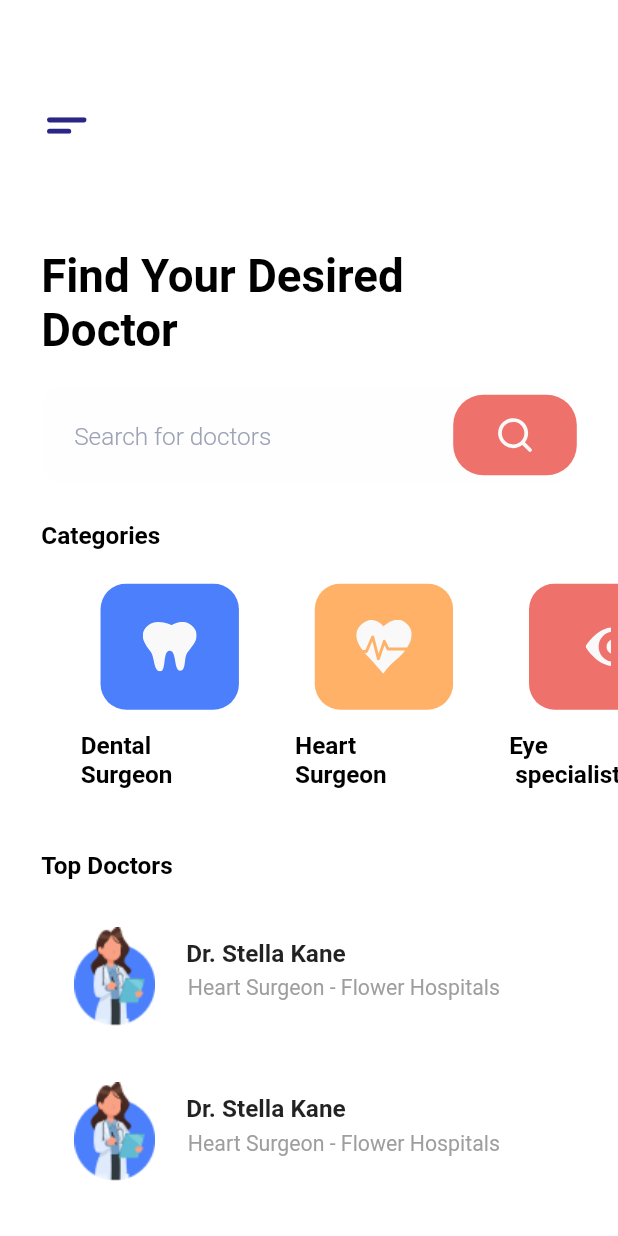
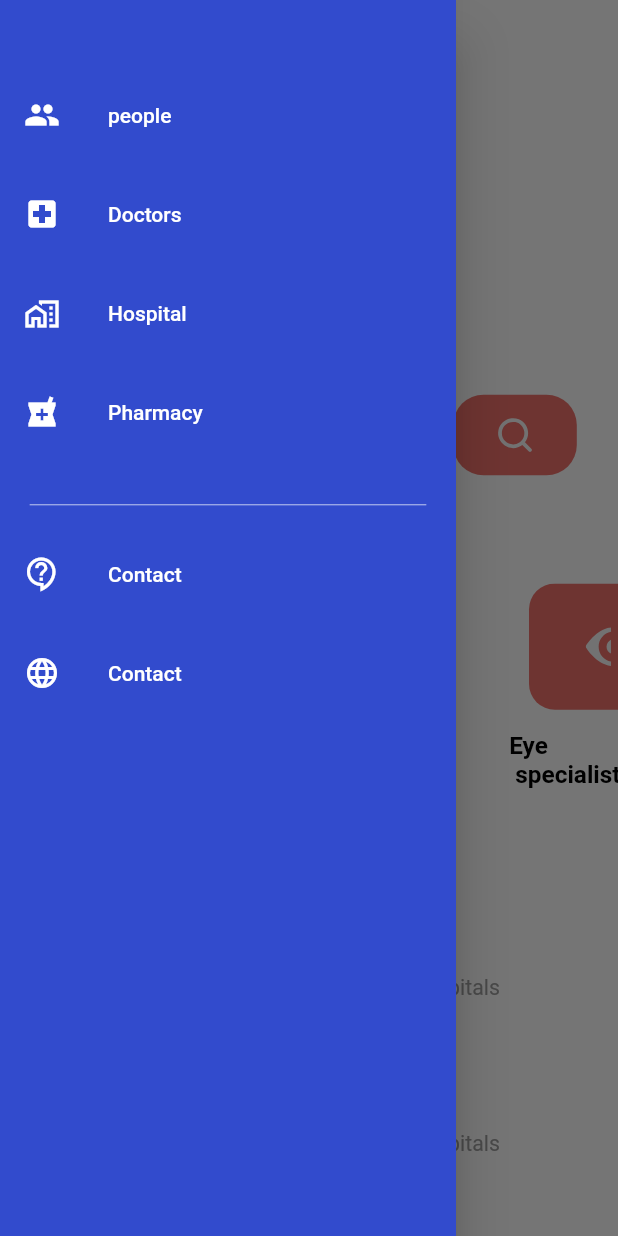
Before and after one commit to chakibdzm/DoctorAPP-Ui, a Flutter app: the HomePage screen opened directly, with the side drawer open (before the commit the screen has no drawer), on a phone screen of 412 x 824 dp. Run offline on Flutter 3.47's test engine with Material 2 defaults, Android fonts, the phone set to English and light mode, and no system bars; our stand-ins replace flutter_svg; Roboto replaces fonts that are missing (GTWalsheimPro).

Commit message:
Side menu creation

```diff
--- /dev/null
+++ b/lib/Screens/home/Side_menu.dart
@@ -0,0 +1,76 @@
+import 'package:doctor/size_config.dart';
+import 'package:flutter/material.dart';
+class SideMenu extends StatefulWidget {
+  const SideMenu({Key? key}) : super(key: key);
+
+  @override
+  State<SideMenu> createState() => _SideMenuState();
+}
+
+class _SideMenuState extends State<SideMenu> {
+  @override
+  Widget build(BuildContext context) {
+    return Drawer(
+      child: Material(
+        color: Color.fromRGBO(50, 75, 205, 1),
+        child: ListView(
+          children: [
+            SizedBox(height: getHeight(48),),
+            buildMenu(
+              txt: 'people',
+              icon:Icons.people,
+            ),
+            SizedBox(height: getHeight(10),),
+            buildMenu(
+              txt: 'Doctors',
+              icon:Icons.local_hospital,
+            ),
+            SizedBox(height: getHeight(10),),
+            buildMenu(
+              txt: 'Hospital',
+                icon:Icons.maps_home_work_outlined,
+            ),
+            SizedBox(height: getHeight(10),),
+            buildMenu(
+              txt: 'Pharmacy',
+              icon:Icons.local_pharmacy,
+            ),
+            SizedBox(height: getHeight(25),),
+            Padding(
+              padding:  EdgeInsets.symmetric(horizontal: getWidth(18)),
+              child: Divider(color: Colors.white70,),
+            ),
+            SizedBox(height: getHeight(10),),
+            buildMenu(
+              txt: 'Contact',
+              icon:Icons.contact_support_outlined,
+            ),
+            SizedBox(height: getHeight(10),),
+            buildMenu(
+              txt: 'Contact',
+              icon:Icons.language,
+            ),
+
+
+
+
+          ],
+
+        ),
+
+
+      ),
+    );
+  }
+
+  Widget buildMenu({required String txt,required icon}){
+    final color=Colors.white;
+    return ListTile(
+      leading: Icon(icon,color: color,),
+      title: Text(txt,style: TextStyle(color: Colors.white),),
+      onTap: (){},
+
+    );
+
+  }
+}
--- a/lib/Screens/home/homescreen.dart
+++ b/lib/Screens/home/homescreen.dart
@@ -1,3 +1,4 @@
+import 'package:doctor/Screens/home/Side_menu.dart';
 import 'package:doctor/Screens/profile/Profile_doctor.dart';
 import 'package:doctor/size_config.dart';
 import 'package:flutter/material.dart';
@@ -47,8 +48,11 @@ class _HomePageState extends State<HomePage> {
   Widget build(BuildContext context) {
     SizeConfig().init(context);
     return Scaffold(
+      drawer: SideMenu(),
       backgroundColor: Colors.white,
-      body: Container(
+      body: Builder(
+        builder: (context)=>
+        Container(
           decoration: BoxDecoration(
           ),
           child: Column(
@@ -60,7 +64,9 @@ class _HomePageState extends State<HomePage> {
             Padding(
               padding:  EdgeInsets.only(left:getWidth(28)),
               child: InkWell(
-
+              onTap: (){
+                Scaffold.of(context).openDrawer();
+              },
                 child: Container(
                   height:getHeight(35),
                   width: getWidth(25),
@@ -285,6 +291,7 @@ class _HomePageState extends State<HomePage> {
             ],
           ),
         ),
+      ),
     );
   }
 }
```
Lines whose indentation alone changed are shown as unchanged.
